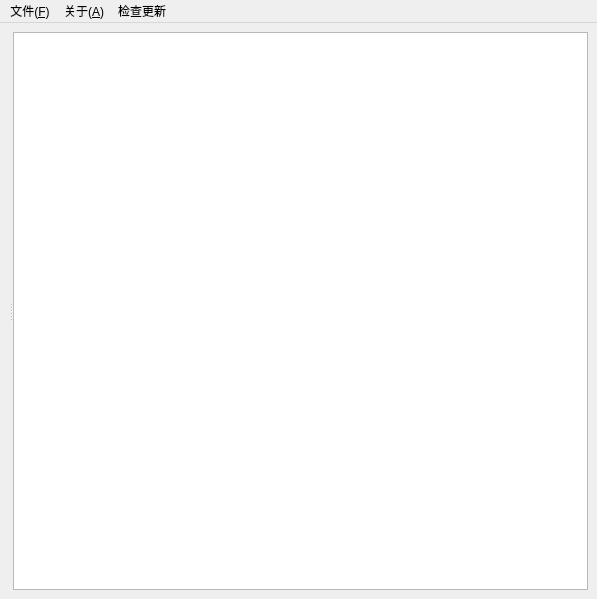
First picture: the form in gui/src/MainWindow.ui, repository kendryte/BurningTool, before the edit.
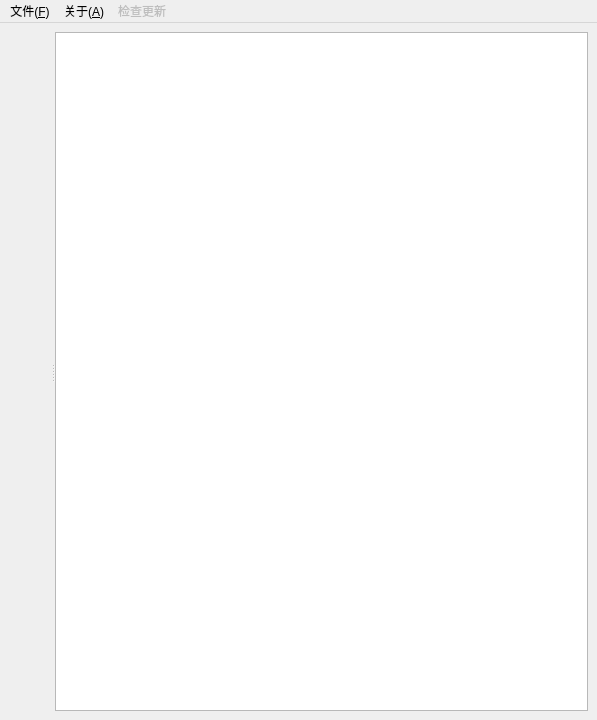
Second picture: the form after the edit. Icons and pictures are not drawn. Custom widgets are drawn as their Qt base class.

The edit to the form file:
```diff
--- a/gui/src/MainWindow.ui
+++ b/gui/src/MainWindow.ui
@@ -7,13 +7,13 @@
     <x>0</x>
     <y>0</y>
     <width>597</width>
-    <height>599</height>
+    <height>720</height>
    </rect>
   </property>
   <property name="minimumSize">
    <size>
     <width>540</width>
-    <height>350</height>
+    <height>720</height>
    </size>
   </property>
   <property name="windowTitle">
@@ -34,6 +34,19 @@
         <item>
          <widget class="SingleBurnWindow" name="manualBurnWindow" native="true"/>
         </item>
+        <item>
+         <spacer name="verticalSpacer">
+          <property name="orientation">
+           <enum>Qt::Vertical</enum>
+          </property>
+          <property name="sizeHint" stdset="0">
+           <size>
+            <width>20</width>
+            <height>40</height>
+           </size>
+          </property>
+         </spacer>
+        </item>
        </layout>
       </widget>
       <widget class="QWidget" name="debugLogView" native="true">
@@ -99,14 +112,17 @@
     </property>
     <addaction name="btnOpenWebsite"/>
    </widget>
-   <widget class="QMenu" name="menu">
+   <widget class="QMenu" name="btnUpdate">
+    <property name="enabled">
+     <bool>false</bool>
+    </property>
     <property name="title">
      <string>检查更新</string>
     </property>
    </widget>
    <addaction name="menuF_ile"/>
    <addaction name="menu_A_bout"/>
-   <addaction name="menu"/>
+   <addaction name="btnUpdate"/>
   </widget>
   <action name="btnOpenWebsite">
    <property name="text">
```
Left out of the diff: 37 changed lines with no effect on the pictures.
